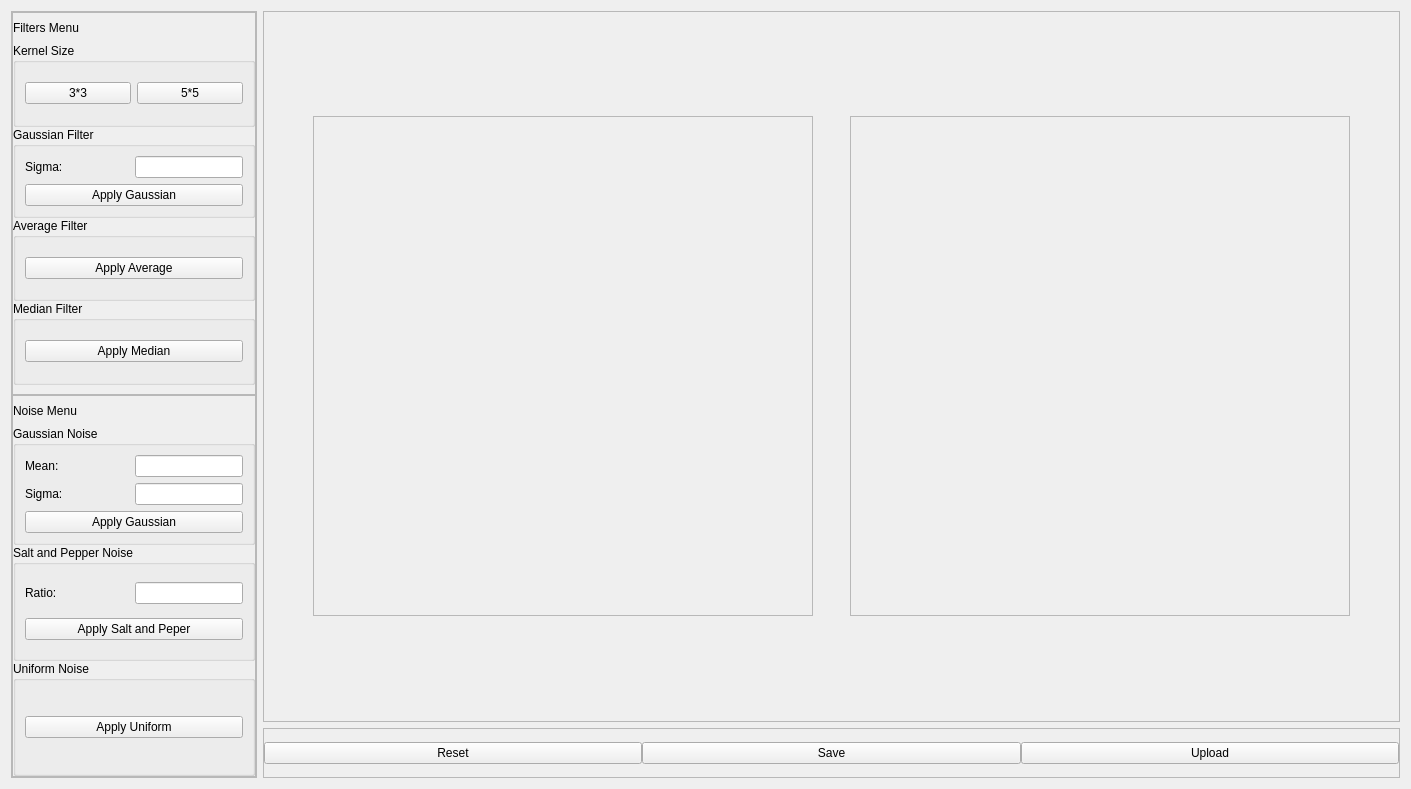
Above: Task1/UI/filterswidget.ui from SBME2025-ComputerVision/Task1_CV_CPP before the change. Below: the same form after it.
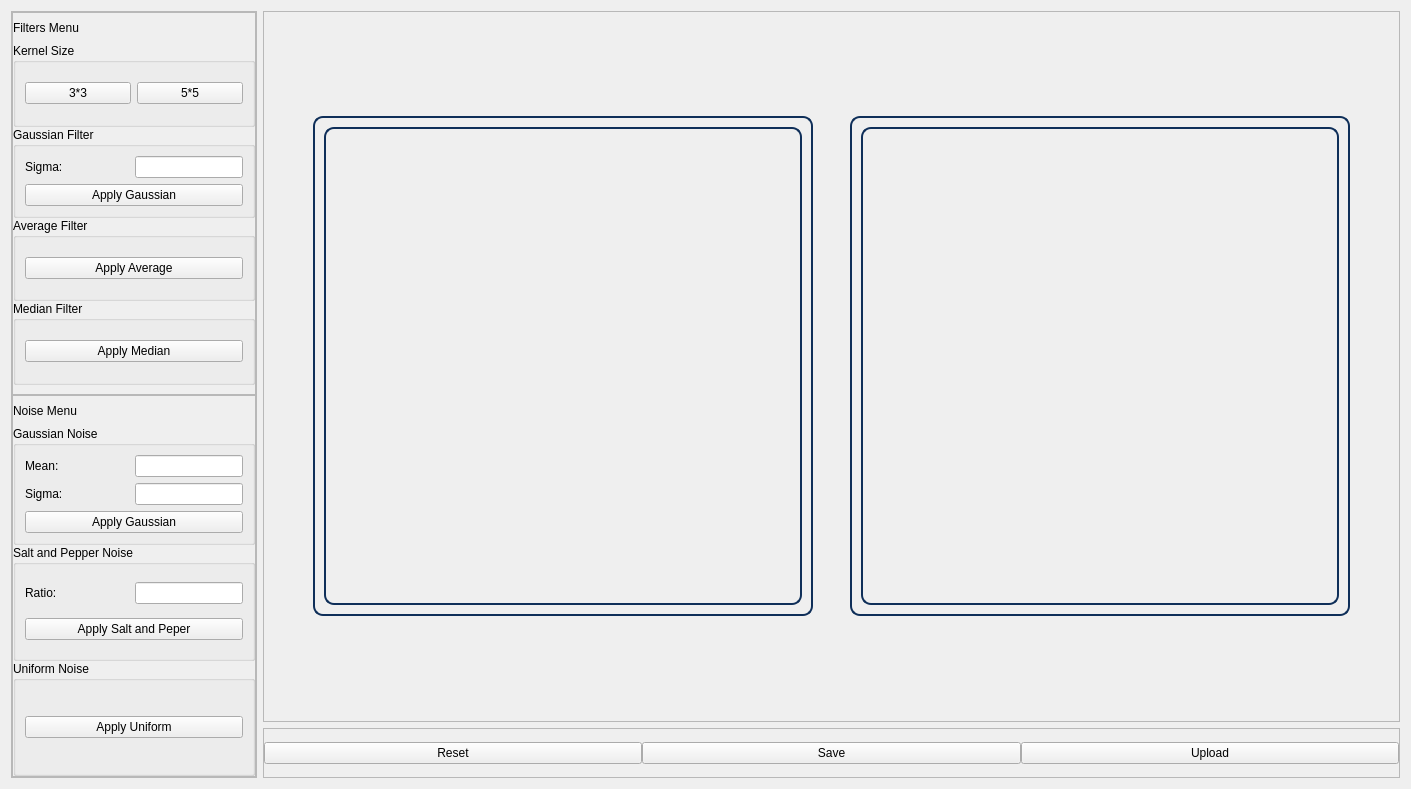
That is the form after the change.

```diff
--- a/Task1/UI/filterswidget.ui
+++ b/Task1/UI/filterswidget.ui
@@ -405,6 +405,12 @@
             <height>500</height>
            </size>
           </property>
+          <property name="styleSheet">
+           <string notr="true">
+           border: 2px solid rgb(15, 47, 89);
+          border-radius: 10px;
+      </string>
+          </property>
           <property name="frameShape">
            <enum>QFrame::StyledPanel</enum>
           </property>
@@ -427,6 +433,9 @@
           <property name="orientation">
            <enum>Qt::Horizontal</enum>
           </property>
+          <property name="sizeType">
+           <enum>QSizePolicy::Minimum</enum>
+          </property>
           <property name="sizeHint" stdset="0">
            <size>
             <width>31</width>
@@ -449,6 +458,12 @@
             <height>500</height>
            </size>
           </property>
+          <property name="styleSheet">
+           <string notr="true">
+           border: 2px solid rgb(15, 47, 89);
+          border-radius: 10px;
+      </string>
+          </property>
           <property name="frameShape">
            <enum>QFrame::StyledPanel</enum>
           </property>
```
Left out of the diff: 6 changed lines with no effect on the pictures.
